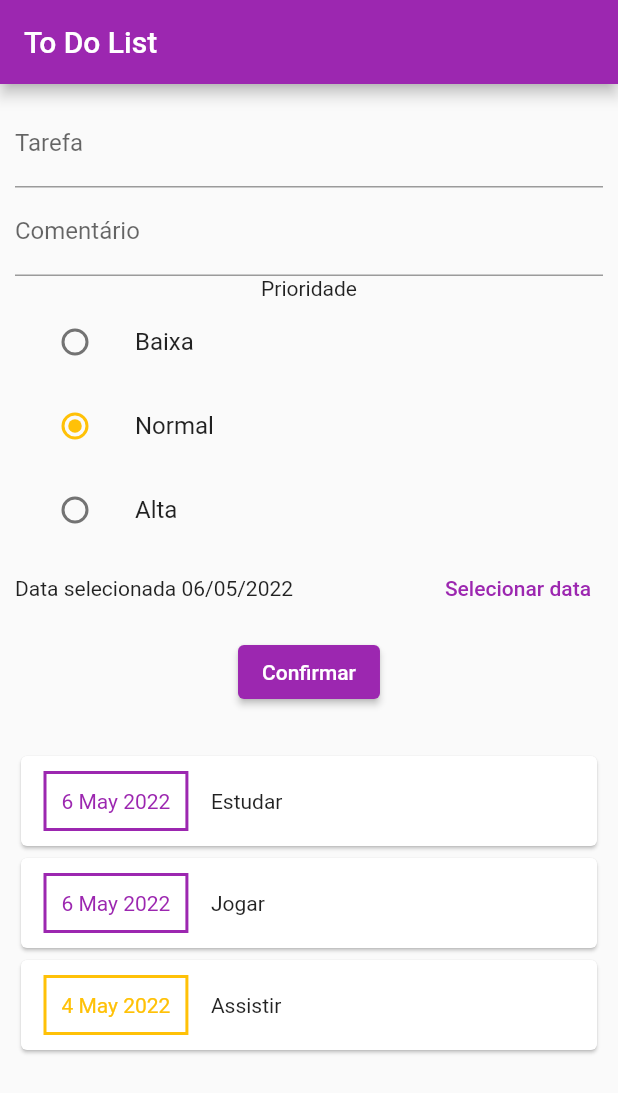
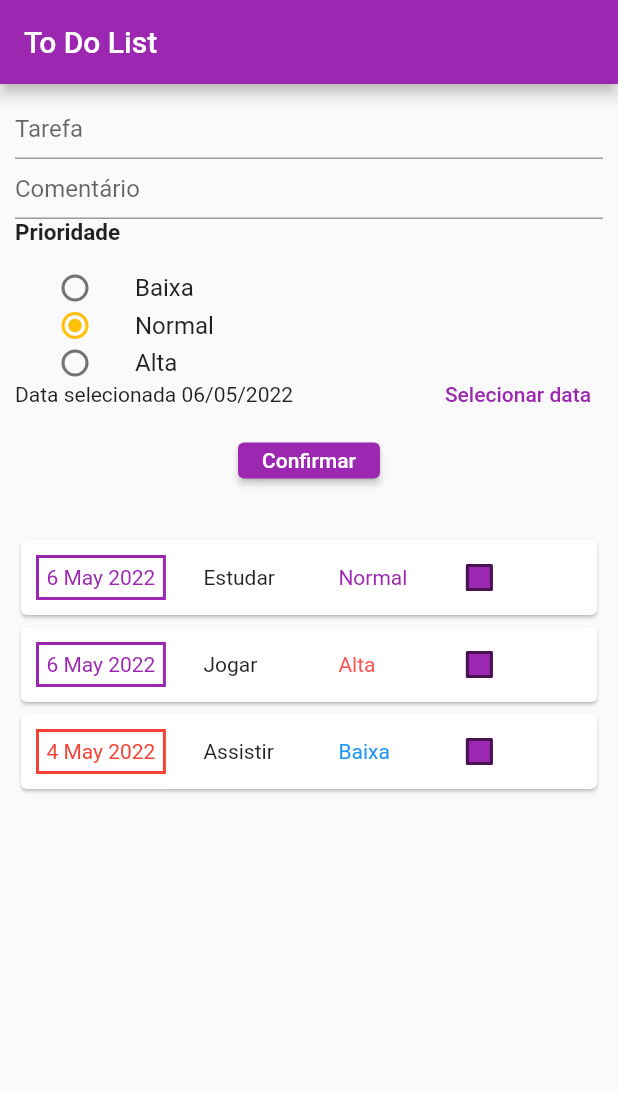
Before and after one commit to lucasilvas2/miniprojeto02_todolist, a Flutter app: the screen it shows after launch, on a phone screen of 412 x 824 dp. Shown: the top 1093 px of the screen. Run offline on Flutter 3.47's test engine with Material 2 defaults, Android fonts, the phone set to English and light mode, and no system bars.

Commit message:
feat: ajuste tamanho dos elementos da tela e adicionado aprestação das prioridades da tarefa;

```diff
--- a/lib/components/TarefaForm.dart
+++ b/lib/components/TarefaForm.dart
@@ -56,18 +56,34 @@ class _TarefaFormState extends State<TarefaForm> {
   Widget build(BuildContext context) {
     return Center(
       child: Container(
-        height: 414,
+        height: 270,
         child: Column(children: <Widget>[
-          TextField(
+          SizedBox(
+            height: 40,
+            child: TextField(
               controller: _tarefaController,
               decoration: InputDecoration(labelText: 'Tarefa'),
             ),
-          TextField(
+          ),
+          SizedBox(
+            height: 40,
+            child: TextField(
               controller: _comentarioController,
               decoration: InputDecoration(labelText: 'Comentário'),
             ),
-          Text('Prioridade'),
-          ListTile(
+          ),
+          Container(
+              alignment: Alignment.centerLeft,
+              child: const Text(
+                'Prioridade',
+                style: TextStyle(
+                  fontWeight: FontWeight.bold,
+                  fontSize: 15,
+                ),
+              )),
+          Container(
+            height: 25,
+            child: ListTile(
               title: const Text('Baixa'),
               leading: Radio<Prioridade>(
                 value: Prioridade.baixa,
@@ -80,7 +96,10 @@ class _TarefaFormState extends State<TarefaForm> {
                 },
               ),
             ),
-          ListTile(
+          ),
+          Container(
+            height: 25,
+            child: ListTile(
               title: const Text('Normal'),
               leading: Radio<Prioridade>(
                 value: Prioridade.normal,
@@ -93,7 +112,10 @@ class _TarefaFormState extends State<TarefaForm> {
                 },
               ),
             ),
-          ListTile(
+          ),
+          Container(
+            height: 25,
+            child: ListTile(
               title: const Text('Alta'),
               leading: Radio<Prioridade>(
                 value: Prioridade.alta,
@@ -104,6 +126,7 @@ class _TarefaFormState extends State<TarefaForm> {
                     print(prioridadeEscolhida);
                   });
                 },
+              ),
             ),
           ),
           Container(
@@ -118,10 +141,13 @@ class _TarefaFormState extends State<TarefaForm> {
               ],
             ),
           ),
-          Padding(
+          Container(
+            height: 40,
+            child: Padding(
               padding: const EdgeInsets.all(8.0),
               child: ElevatedButton(
                   onPressed: _submitForm, child: Text('Confirmar')),
+            ),
           ),
         ]),
       ),
--- a/lib/components/TarefaLista.dart
+++ b/lib/components/TarefaLista.dart
@@ -1,7 +1,7 @@
-
 import 'package:flutter/material.dart';
 
 import 'package:intl/intl.dart';
+import 'package:miniprojeto02_todolist/main.dart';
 import 'package:miniprojeto02_todolist/models/tarefa.dart';
 
 class TarefaLista extends StatelessWidget {
@@ -9,11 +9,39 @@ class TarefaLista extends StatelessWidget {
 
   TarefaLista(this._tarefaLista);
 
+  final ScrollController _scrollController = ScrollController();
+  bool isChecked = false;
+
+  _deleteTarefa(value) {
+    for (var i = 0; i < _tarefaLista.length; i++) {
+      if (_tarefaLista[i].id == value) {
+        _tarefaLista.removeAt(i);
+      }
+    }
+  }
+
+  Color getColor(Set<MaterialState> states) {
+    const Set<MaterialState> interactiveStates = <MaterialState>{
+      MaterialState.pressed,
+      MaterialState.hovered,
+      MaterialState.focused,
+    };
+    if (states.any(interactiveStates.contains)) {
+      return Colors.red;
+    }
+    return Colors.purple;
+  }
+
   @override
   Widget build(BuildContext context) {
-    return Container(
-      height: 300,
+    return Scrollbar(
+      isAlwaysShown: true,
+      controller: _scrollController,
+      child: SizedBox(
+        height: 200,
         child: ListView.builder(
+          shrinkWrap: true,
+          controller: _scrollController,
           itemCount: _tarefaLista.length,
           itemBuilder: (context, index) {
             final tarefa = _tarefaLista[index];
@@ -24,26 +52,60 @@ class TarefaLista extends StatelessWidget {
                       decoration: BoxDecoration(
                         border: Border.all(
                             width: 2,
-                          color: tarefa.data_execucao.day >= DateTime.now().day
+                            color:
+                                tarefa.data_execucao.day >= DateTime.now().day
                                     ? Theme.of(context).colorScheme.primary
-                              : Theme.of(context).colorScheme.secondary),
+                                    : Colors.red),
                       ),
-                    margin: EdgeInsets.symmetric(
+                      margin: const EdgeInsets.symmetric(
+                        horizontal: 10,
+                        vertical: 10,
+                      ),
+                      padding: const EdgeInsets.all(5),
+                      child: Text(
+                          DateFormat('d MMM y').format(tarefa.data_execucao),
+                          style: TextStyle(
+                              color:
+                                  tarefa.data_execucao.day >= DateTime.now().day
+                                      ? Theme.of(context).colorScheme.primary
+                                      : Colors.red))),
+                  Container(
+                      width: 65,
+                      margin: const EdgeInsets.symmetric(
+                        horizontal: 10,
+                        vertical: 10,
+                      ),
+                      padding: const EdgeInsets.all(5),
+                      child: Text(tarefa.titulo)),
+                  Container(
+                    width: 60,
+                    padding: const EdgeInsets.all(5),
+                    margin: const EdgeInsets.symmetric(
                       horizontal: 15,
                       vertical: 10,
                     ),
-                    padding: EdgeInsets.all(10),
-                    child: Text(DateFormat('d MMM y').format(tarefa.data_execucao),
+                    child: Text(tarefa.prioridade,
                         style: TextStyle(
-                            color: tarefa.data_execucao.day >= DateTime.now().day
-                                ? Theme.of(context).colorScheme.primary
-                                : Theme.of(context).colorScheme.secondary))),
-                Text(tarefa.titulo),
+                            color: tarefa.prioridade == 'Normal'
+                                ? Colors.purple
+                                : (tarefa.prioridade == 'Baixa'
+                                    ? Colors.blue
+                                    : Colors.redAccent))),
+                  ),
+                  Checkbox(
+                    fillColor: MaterialStateProperty.resolveWith(getColor),
+                    checkColor: Theme.of(context).colorScheme.primary,
+                    value: isChecked,
+                    onChanged: (bool? value) {
+                      _deleteTarefa(tarefa.id);
+                    },
+                  )
                 ],
               ),
             );
           },
         ),
+      ),
     );
   }
 }
```
Also changed, not shown: lib/main.dart (+25 -7 lines). Lines whose indentation alone changed are shown as unchanged.
